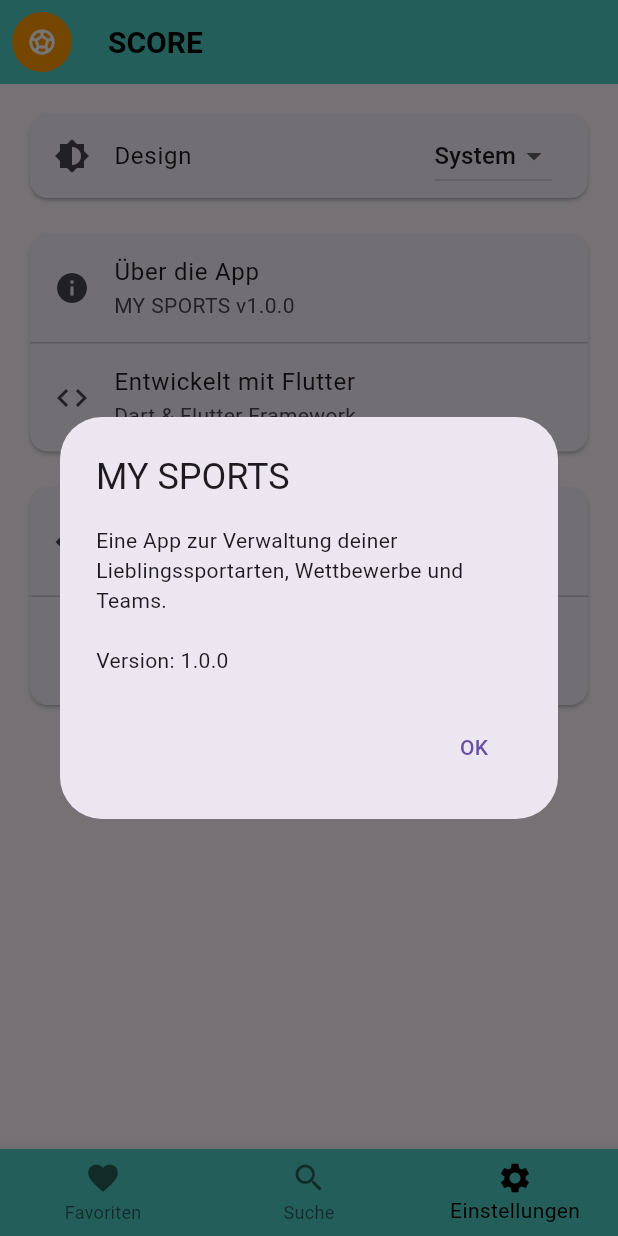
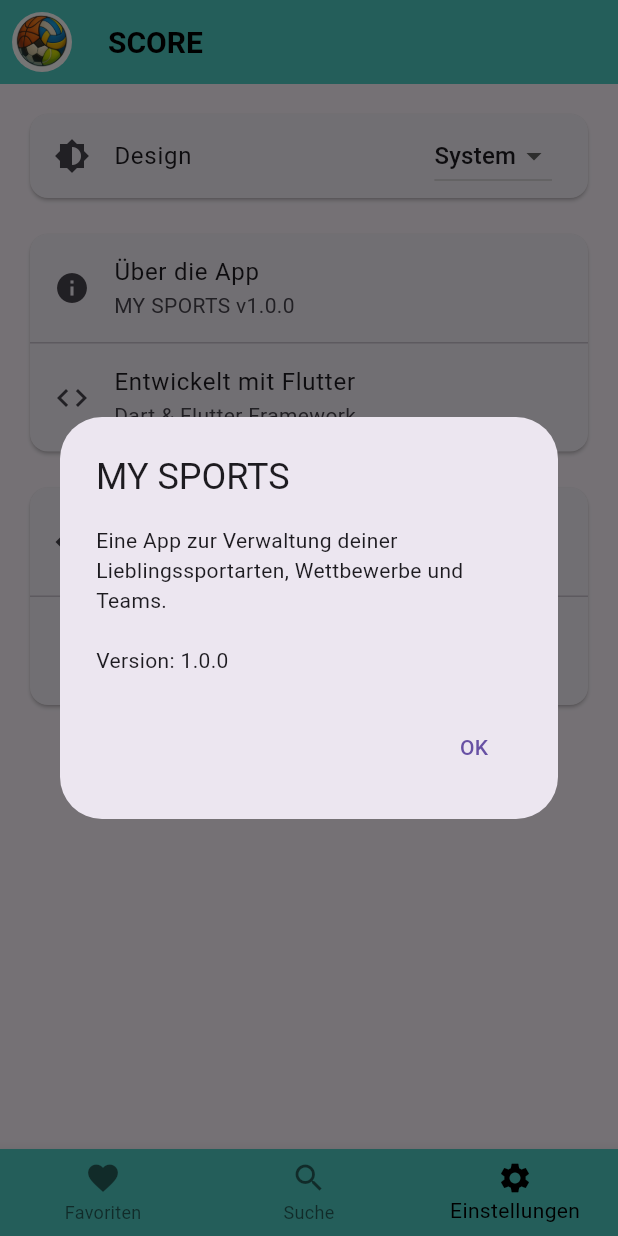
Before and after one commit to KnockeKnause/SportsAPP, a Flutter app: the screen it shows after launch, item 3 of the bottom bar chosen, after a tap on "Über die App", on a phone screen of 412 x 824 dp. Run offline on Flutter 3.47's test engine with Material 3 defaults, Android fonts, the phone set to English and light mode, and no system bars; our stand-ins replace shared_preferences.

Commit message:
Refactor code structure for improved readability and maintainability

```diff
--- a/lib/screens/home_screen.dart
+++ b/lib/screens/home_screen.dart
@@ -32,12 +32,14 @@
           margin: const EdgeInsets.all(8),
           decoration: const BoxDecoration(
             shape: BoxShape.circle,
-            color: Colors.orange,
           ),
-          child: const Icon(
-            Icons.sports_soccer,
-            color: Colors.white,
-            size: 20,
+          child: ClipOval(
+            child: Image.asset(
+              "lib/assets/img/logo.jpeg", // Passe den Pfad zum Bild an
+              width: 28,
+              height: 28,
+              fit: BoxFit.cover,
+            ),
           ),
         ),
         title: const Text(
--- a/lib/screens/settings_Screen.dart
+++ b/lib/screens/settings_Screen.dart
@@ -8,17 +8,17 @@
     return Consumer<ThemeProvider>(
       builder: (context, themeProvider, child) {
         return ListView(
-          padding: EdgeInsets.all(16),
+          padding: const EdgeInsets.all(16),
           children: [
             Card(
               child: Column(
                 children: [
                   ListTile(
-                    leading: Icon(Icons.brightness_6),
-                    title: Text('Design'),
+                    leading: const Icon(Icons.brightness_6),
+                    title: const Text('Design'),
                     trailing: DropdownButton<ThemeMode>(
                       value: themeProvider.themeMode,
-                      items: [
+                      items: const [
                         DropdownMenuItem(
                           value: ThemeMode.system,
                           child: Text('System'),
@@ -42,34 +42,34 @@
                 ],
               ),
             ),
-            SizedBox(height: 16),
+            const SizedBox(height: 16),
             Card(
               child: Column(
                 children: [
                   ListTile(
-                    leading: Icon(Icons.info),
-                    title: Text('Über die App'),
-                    subtitle: Text('MY SPORTS v1.0.0'),
+                    leading: const Icon(Icons.info),
+                    title: const Text('Über die App'),
+                    subtitle: const Text('MY SPORTS v1.0.0'),
                     onTap: () {
                       showDialog(
                         context: context,
                         builder: (context) => AlertDialog(
-                          title: Text('MY SPORTS'),
-                          content: Text(
+                          title: const Text('MY SPORTS'),
+                          content: const Text(
                             'Eine App zur Verwaltung deiner Lieblingssportarten, Wettbewerbe und Teams.\n\nVersion: 1.0.0',
                           ),
                           actions: [
                             TextButton(
                               onPressed: () => Navigator.pop(context),
-                              child: Text('OK'),
+                              child: const Text('OK'),
                             ),
                           ],
                         ),
                       );
                     },
                   ),
-                  Divider(height: 1),
-                  ListTile(
+                  const Divider(height: 1),
+                  const ListTile(
                     leading: Icon(Icons.code),
                     title: Text('Entwickelt mit Flutter'),
                     subtitle: Text('Dart & Flutter Framework'),
@@ -77,11 +77,11 @@
                 ],
               ),
             ),
-            SizedBox(height: 16),
+            const SizedBox(height: 16),
             Card(
               child: Column(
                 children: [
-                  ListTile(
+                  const ListTile(
                     leading: Icon(Icons.api),
                     title: Text('API Status'),
                     subtitle: Text('Verbindung zu Sport-APIs'),
@@ -91,14 +91,14 @@
                       size: 12,
                     ),
                   ),
-                  Divider(height: 1),
+                  const Divider(height: 1),
                   ListTile(
-                    leading: Icon(Icons.refresh),
-                    title: Text('Daten aktualisieren'),
-                    subtitle: Text('Lade die neuesten Informationen'),
+                    leading: const Icon(Icons.refresh),
+                    title: const Text('Daten aktualisieren'),
+                    subtitle: const Text('Lade die neuesten Informationen'),
                     onTap: () {
                       ScaffoldMessenger.of(context).showSnackBar(
-                        SnackBar(
+                        const SnackBar(
                           content: Text('Daten werden aktualisiert...'),
                           duration: Duration(seconds: 2),
                         ),
--- a/pubspec.yaml
+++ b/pubspec.yaml
@@ -39,7 +39,8 @@
   uses-material-design: true
 
   # To add assets to your application, add an assets section, like this:
-  # assets:
+  assets:
+    - lib/assets/img/
   #   - images/a_dot_burr.jpeg
   #   - images/a_dot_ham.jpeg
 
```
Also changed, not shown: lib/screens/search_screen.dart (+7 -7 lines), lib/screens/teams_screen.dart (+8 -8 lines), lib/assets/img/logo.jpeg (added), 1 other file.
